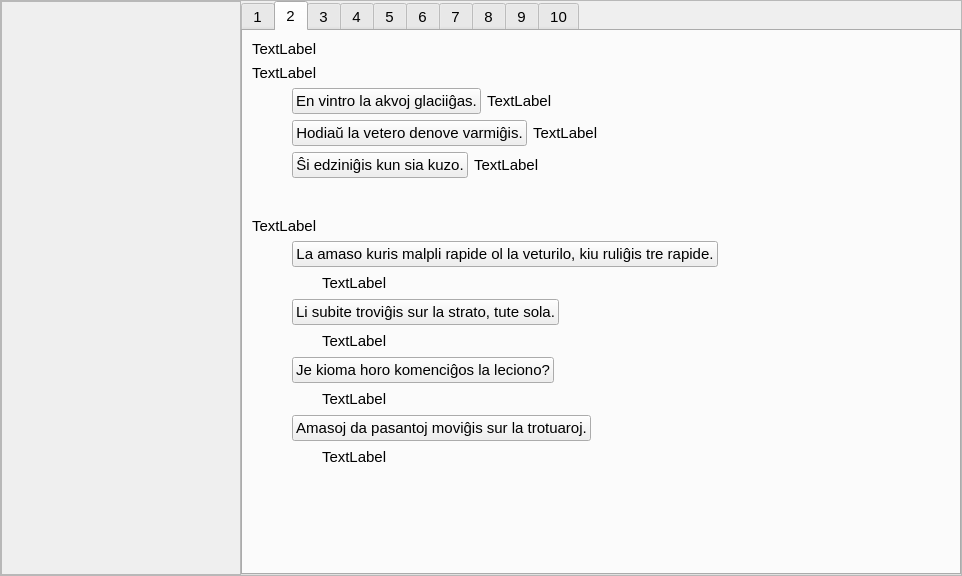
The window that lec12.ui (antono/kurso-de-esperanto) describes before a commit, drawn with Qt 5.
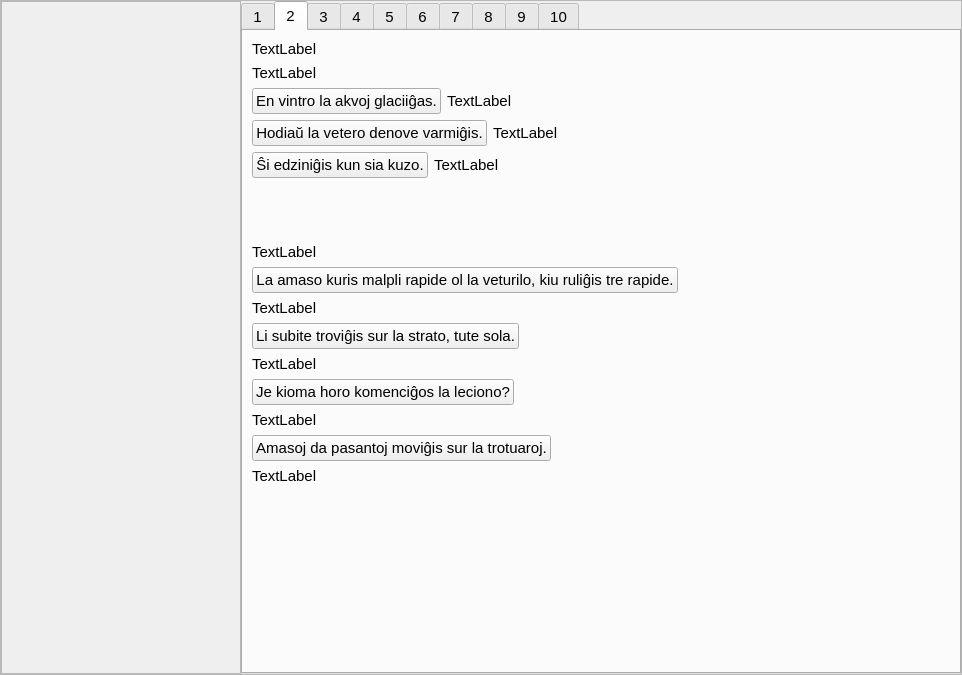
The same window after the commit. The open tabs and pages were chosen to show the change. Icons and pictures are not drawn. Custom widgets are drawn as their Qt base class.

```diff
--- a/lec12.ui
+++ b/lec12.ui
@@ -7,7 +7,7 @@
     <x>0</x>
     <y>0</y>
     <width>962</width>
-    <height>576</height>
+    <height>675</height>
    </rect>
   </property>
   <property name="font">
@@ -538,26 +538,10 @@
          </item>
          <item>
           <layout class="QHBoxLayout" name="horizontalLayout_41">
-           <item>
-            <spacer name="horizontalSpacer_4">
-             <property name="orientation">
-              <enum>Qt::Horizontal</enum>
-             </property>
-             <property name="sizeType">
-              <enum>QSizePolicy::Fixed</enum>
-             </property>
-             <property name="sizeHint" stdset="0">
-              <size>
-               <width>40</width>
-               <height>20</height>
-              </size>
-             </property>
-            </spacer>
-           </item>
            <item>
             <layout class="QVBoxLayout" name="verticalLayout_22">
              <item>
-              <layout class="QHBoxLayout" name="horizontalLayout_40">
+              <layout class="QHBoxLayout" name="horizontalLayout_40" stretch="3,1">
                <item>
                 <widget class="neklakebla" name="pushButton_34">
                  <property name="sizePolicy">
@@ -584,7 +568,7 @@
               </layout>
              </item>
              <item>
-              <layout class="QHBoxLayout" name="horizontalLayout_42">
+              <layout class="QHBoxLayout" name="horizontalLayout_42" stretch="3,1">
                <item>
                 <widget class="neklakebla" name="pushButton_37">
                  <property name="sizePolicy">
@@ -611,7 +595,7 @@
               </layout>
              </item>
              <item>
-              <layout class="QHBoxLayout" name="horizontalLayout_43">
+              <layout class="QHBoxLayout" name="horizontalLayout_43" stretch="3,1">
                <item>
                 <widget class="neklakebla" name="pushButton_38">
                  <property name="sizePolicy">
@@ -668,22 +652,6 @@
        </item>
        <item>
         <layout class="QHBoxLayout" name="horizontalLayout_95">
-         <item>
-          <spacer name="horizontalSpacer_11">
-           <property name="orientation">
-            <enum>Qt::Horizontal</enum>
-           </property>
-           <property name="sizeType">
-            <enum>QSizePolicy::Fixed</enum>
-           </property>
-           <property name="sizeHint" stdset="0">
-            <size>
-             <width>40</width>
-             <height>20</height>
-            </size>
-           </property>
-          </spacer>
-         </item>
          <item>
           <layout class="QVBoxLayout" name="verticalLayout_29">
            <item>
@@ -720,22 +688,6 @@
              </item>
              <item>
               <layout class="QHBoxLayout" name="horizontalLayout_46">
-               <item>
-                <spacer name="horizontalSpacer_7">
-                 <property name="orientation">
-                  <enum>Qt::Horizontal</enum>
-                 </property>
-                 <property name="sizeType">
-                  <enum>QSizePolicy::Fixed</enum>
-                 </property>
-                 <property name="sizeHint" stdset="0">
-                  <size>
-                   <width>30</width>
-                   <height>20</height>
-                  </size>
-                 </property>
-                </spacer>
-               </item>
                <item>
                 <widget class="QLabel" name="Lec12_Label25">
                  <property name="text">
@@ -784,22 +736,6 @@
              </item>
              <item>
               <layout class="QHBoxLayout" name="horizontalLayout_47">
-               <item>
-                <spacer name="horizontalSpacer_8">
-                 <property name="orientation">
-                  <enum>Qt::Horizontal</enum>
-                 </property>
-                 <property name="sizeType">
-                  <enum>QSizePolicy::Fixed</enum>
-                 </property>
-                 <property name="sizeHint" stdset="0">
-                  <size>
-                   <width>30</width>
-                   <height>20</height>
-                  </size>
-                 </property>
-                </spacer>
-               </item>
                <item>
                 <widget class="QLabel" name="Lec12_Label26">
                  <property name="text">
@@ -848,22 +784,6 @@
              </item>
              <item>
               <layout class="QHBoxLayout" name="horizontalLayout_48">
-               <item>
-                <spacer name="horizontalSpacer_9">
-                 <property name="orientation">
-                  <enum>Qt::Horizontal</enum>
-                 </property>
-                 <property name="sizeType">
-                  <enum>QSizePolicy::Fixed</enum>
-                 </property>
-                 <property name="sizeHint" stdset="0">
-                  <size>
-                   <width>30</width>
-                   <height>20</height>
-                  </size>
-                 </property>
-                </spacer>
-               </item>
                <item>
                 <widget class="QLabel" name="Lec12_Label27">
                  <property name="text">
@@ -912,22 +832,6 @@
              </item>
              <item>
               <layout class="QHBoxLayout" name="horizontalLayout_49">
-               <item>
-                <spacer name="horizontalSpacer_10">
-                 <property name="orientation">
-                  <enum>Qt::Horizontal</enum>
-                 </property>
-                 <property name="sizeType">
-                  <enum>QSizePolicy::Fixed</enum>
-                 </property>
-                 <property name="sizeHint" stdset="0">
-                  <size>
-                   <width>30</width>
-                   <height>20</height>
-                  </size>
-                 </property>
-                </spacer>
-               </item>
                <item>
                 <widget class="QLabel" name="Lec12_Label28">
                  <property name="text">
@@ -3956,27 +3860,30 @@
     <slot>montras_sagon(int)</slot>
    </slots>
   </customwidget>
-  <customwidget>
-   <class>neklakebla</class>
-   <extends>QPushButton</extends>
-   <header>neklakebla.h</header>
-  </customwidget>
   <customwidget>
    <class>label_sago_reversa</class>
    <extends>QLabel</extends>
    <header>label_sago_reversa.h</header>
   </customwidget>
-  <customwidget>
-   <class>akuzativo</class>
-   <extends>QFrame</extends>
-   <header>akuzativo.h</header>
-   <container>1</container>
-  </customwidget>
   <customwidget>
    <class>mp3ludilo</class>
    <extends>QFrame</extends>
    <header>mp3ludilo.h</header>
    <container>1</container>
+   <slots>
+    <slot>PaghoShanghita(int)</slot>
+   </slots>
+  </customwidget>
+  <customwidget>
+   <class>akuzativo</class>
+   <extends>QFrame</extends>
+   <header>akuzativo.h</header>
+   <container>1</container>
+  </customwidget>
+  <customwidget>
+   <class>neklakebla</class>
+   <extends>QPushButton</extends>
+   <header>neklakebla.h</header>
   </customwidget>
   <customwidget>
    <class>cx_plainedit</class>
```
Left out of the diff: 265 changed lines with no effect on the pictures.
